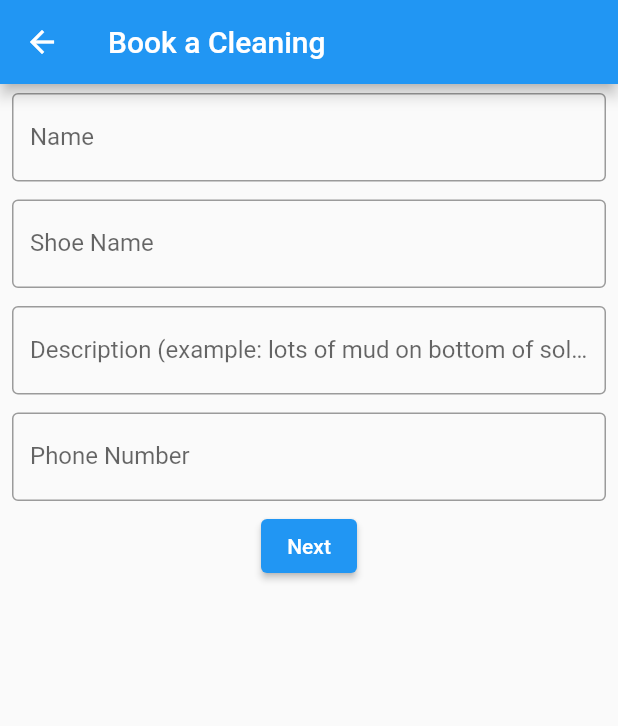
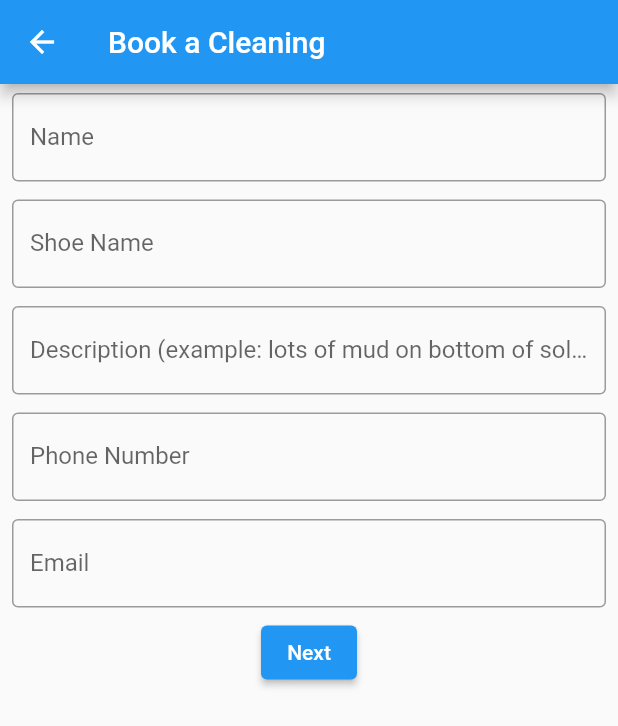
Before and after one commit to nstaFresh/nstaFreshV1, a Flutter app: the BookCleaning screen opened by its route, after a tap on "Next", on a phone screen of 412 x 824 dp. Shown: the top 726 px of the screen. Run offline on Flutter 3.47's test engine with Material 2 defaults, Android fonts, the phone set to English and light mode, and no system bars; missing offline and left inert: flutter_stripe.

Commit message:
I did stuff

```diff
--- a/lib/address.dart
+++ b/lib/address.dart
@@ -13,8 +13,9 @@ class Address extends StatelessWidget {
   final String shoeName;
   final String description;
   final String phoneNumber;
+  final String email;
 
-  const Address(this.name, this.shoeName, this.description, this.phoneNumber);
+  const Address(this.name, this.shoeName, this.description, this.phoneNumber, this.email);
 
   static const String title = 'Address Info';
 
@@ -34,6 +35,10 @@ class Address extends StatelessWidget {
     return this.phoneNumber;
   }
 
+  String getEmail() {
+    return this.email;
+  }
+
   @override
   Widget build(BuildContext context) {
     return Scaffold(
@@ -45,7 +50,7 @@ class Address extends StatelessWidget {
         ),
       ),
       body: AddressContent(
-          getName(), getShoeName(), getDescription(), getPhoneNumber()),
+          getName(), getShoeName(), getDescription(), getPhoneNumber(), getEmail()),
     );
   }
 }
@@ -55,8 +60,9 @@ class AddressContent extends StatefulWidget {
   final String shoeName;
   final String description;
   final String phoneNumber;
+  final String email;
   const AddressContent(
-      this.name, this.shoeName, this.description, this.phoneNumber);
+      this.name, this.shoeName, this.description, this.phoneNumber, this.email);
 
   static final ButtonStyle style =
       ElevatedButton.styleFrom(textStyle: const TextStyle(fontSize: 20));
@@ -160,6 +166,7 @@ class _AddressContentState extends State<AddressContent> {
                         String shoeName = widget.shoeName;
                         String description = widget.description;
                         String phoneNumber = widget.phoneNumber;
+                        String email = widget.email;
 
                         if (addressLine1Controller.text.isEmpty ||
                             postalCodeController.text.isEmpty ||
@@ -175,6 +182,7 @@ class _AddressContentState extends State<AddressContent> {
                               shoeName,
                               description,
                               phoneNumber,
+                              email,
                               addressLine1Controller.text,
                               postalCodeController.text,
                               cityController.text,
@@ -212,12 +220,13 @@ class AddressInfo {
   final String shoeName;
   final String description;
   final String phoneNumber;
+  final String email;
   final String addressLine;
   final String postalCode;
   final String city;
   final String state;
   final bool shipped;
   //add boolean for shipping or not shipping
-  AddressInfo(this.name, this.shoeName, this.description, this.phoneNumber,
+  AddressInfo(this.name, this.shoeName, this.description, this.phoneNumber, this.email,
       this.addressLine, this.postalCode, this.city, this.state, this.shipped);
 }
--- a/lib/book_cleaning.dart
+++ b/lib/book_cleaning.dart
@@ -42,6 +42,7 @@ class _BookCleaningContentState extends State<BookCleaningContent> {
   static TextEditingController shoeNameController = TextEditingController();
   static TextEditingController descriptionController = TextEditingController();
   static TextEditingController phoneNumberController = TextEditingController();
+  static TextEditingController emailController = TextEditingController();
 
   bool empty = false;
 
@@ -90,6 +91,16 @@ class _BookCleaningContentState extends State<BookCleaningContent> {
             ),
           ),
         ),
+        Padding(
+          padding: const EdgeInsets.symmetric(horizontal: 8, vertical: 6),
+          child: TextFormField(
+            controller: emailController,
+            decoration: const InputDecoration(
+              border: OutlineInputBorder(),
+              labelText: 'Email',
+            ),
+          ),
+        ),
         Center(
           child: Column(
             mainAxisSize: MainAxisSize.min,
@@ -101,7 +112,8 @@ class _BookCleaningContentState extends State<BookCleaningContent> {
                       shoeNameController.text.isEmpty ||
                       descriptionController.text.isEmpty ||
                       phoneNumberController.text.isEmpty ||
-                      phoneNumberController.text.length != 10) {
+                      phoneNumberController.text.length != 10 ||
+                      emailController.text.isEmpty) {
                     print("fuck you");
                   } else {
                     Navigator.of(context).pushNamed('/Address',
@@ -109,7 +121,8 @@ class _BookCleaningContentState extends State<BookCleaningContent> {
                             nameController.text,
                             shoeNameController.text,
                             descriptionController.text,
-                            phoneNumberController.text));
+                            phoneNumberController.text,
+                            emailController.text));
                   }
                 },
                 child: const Text('Next'),
@@ -127,7 +140,8 @@ class BookCleaningInfo {
   final String shoeName;
   final String description;
   final String phoneNumber;
+  final String email;
 
   const BookCleaningInfo(
-      this.name, this.shoeName, this.description, this.phoneNumber);
+      this.name, this.shoeName, this.description, this.phoneNumber, this.email);
 }
--- a/lib/route_generator.dart
+++ b/lib/route_generator.dart
@@ -19,7 +19,7 @@ class RouteGenerator {
         return MaterialPageRoute(builder: (BuildContext context) {
           final args = settings.arguments as BookCleaningInfo;
           return Address(
-              args.name, args.shoeName, args.description, args.phoneNumber);
+              args.name, args.shoeName, args.description, args.phoneNumber, args.email);
         });
       case '/Payment':
         //we need name, shoeName, description, phoneNumber, address line, postal code,
@@ -32,6 +32,7 @@ class RouteGenerator {
               args.shoeName,
               args.description,
               args.phoneNumber,
+              args.email,
               args.addressLine,
               args.postalCode,
               args.city,
```
